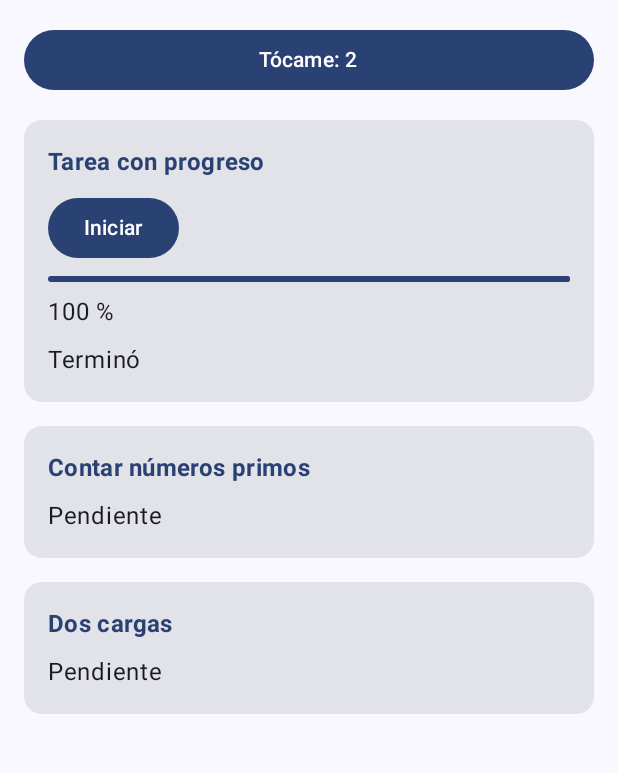
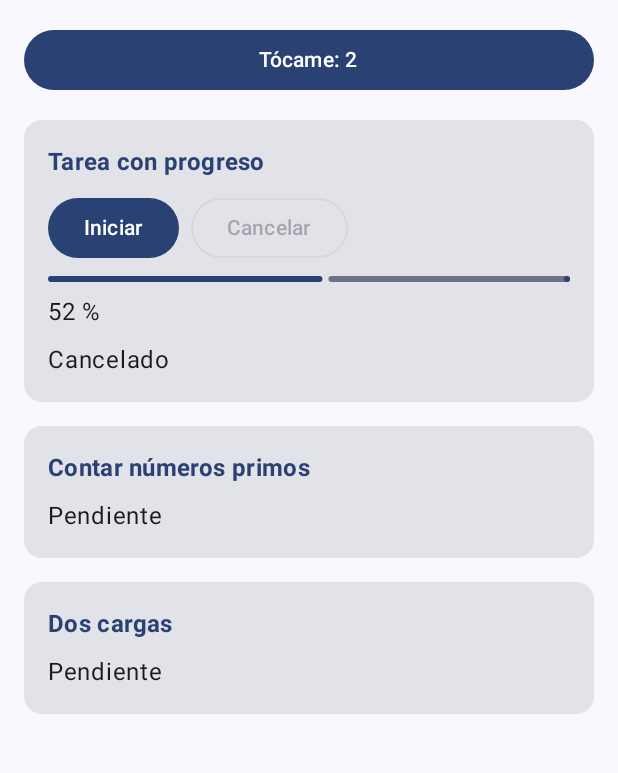
Before and after one commit to ydortizs-prog/CentroTareas, an Android app built with Jetpack Compose: the screen it shows after launch (MainActivity), after a tap on an icon or button, on a phone screen of 412 x 824 dp, the part 96-869 px from its top. Run offline under Robolectric (Android 15) with nearby library versions, the phone set to English and light mode, and no system bars; 3 other taps on this screen came first.

Commit message:
feat(cancelar): permite cancelar la tarea con Job

```diff
--- a/app/src/main/java/com/ortiz/centrotareas/ui/PantallaTareas.kt
+++ b/app/src/main/java/com/ortiz/centrotareas/ui/PantallaTareas.kt
@@ -1,6 +1,7 @@
 package com.ortiz.centrotareas.ui
 
 import androidx.compose.foundation.layout.Arrangement
+import androidx.compose.foundation.layout.Row
 import androidx.compose.foundation.layout.Column
 import androidx.compose.foundation.layout.ColumnScope
 import androidx.compose.foundation.layout.fillMaxSize
@@ -12,6 +13,7 @@ import androidx.compose.material3.Button
 import androidx.compose.material3.Card
 import androidx.compose.material3.ExperimentalMaterial3Api
 import androidx.compose.material3.LinearProgressIndicator
+import androidx.compose.material3.OutlinedButton
 import androidx.compose.material3.MaterialTheme
 import androidx.compose.material3.Scaffold
 import androidx.compose.material3.Text
@@ -33,6 +35,7 @@ import com.ortiz.centrotareas.viewmodel.TareasViewModel
 fun PantallaTareas(vm: TareasViewModel) {
     val mensaje by vm.mensaje.collectAsState()
     val progreso by vm.progreso.collectAsState()
+    val corriendo by vm.corriendo.collectAsState()
     // Contador de toques: la "prueba de vida" de la pantalla
     var toques by rememberSaveable { mutableIntStateOf(0) }
 
@@ -65,8 +68,20 @@ fun PantallaTareas(vm: TareasViewModel) {
 
             Tarjeta("Tarea con progreso") {
                 // Paso 2 y 3: la tarea larga ya no bloquea el hilo principal
-                Button(onClick = { vm.tareaLarga() }) {
-                    Text("Iniciar")
+                // Paso 4: Iniciar deshabilitado mientras corre; Cancelar solo mientras corre
+                Row(horizontalArrangement = Arrangement.spacedBy(8.dp)) {
+                    Button(
+                        onClick = { vm.tareaLarga() },
+                        enabled = !corriendo
+                    ) {
+                        Text("Iniciar")
+                    }
+                    OutlinedButton(
+                        onClick = { vm.cancelar() },
+                        enabled = corriendo
+                    ) {
+                        Text("Cancelar")
+                    }
                 }
                 // Paso 3: barra de progreso y porcentaje debajo
                 LinearProgressIndicator(
@@ -74,7 +89,6 @@ fun PantallaTareas(vm: TareasViewModel) {
                     modifier = Modifier.fillMaxWidth()
                 )
                 Text("${(progreso * 100).toInt()} %")
-                // TODO Paso 4: botones Iniciar / Cancelar
                 Text(mensaje)
             }
 
--- a/app/src/main/java/com/ortiz/centrotareas/viewmodel/TareasViewModel.kt
+++ b/app/src/main/java/com/ortiz/centrotareas/viewmodel/TareasViewModel.kt
@@ -7,6 +7,7 @@ import com.ortiz.centrotareas.data.TareasRepository
 import com.ortiz.centrotareas.model.CargaUi
 import com.ortiz.centrotareas.model.PrimosUi
 import kotlinx.coroutines.Dispatchers
+import kotlinx.coroutines.Job
 import kotlinx.coroutines.delay
 import kotlinx.coroutines.flow.MutableStateFlow
 import kotlinx.coroutines.flow.StateFlow
@@ -26,24 +27,43 @@ class TareasViewModel(private val repo: TareasRepository) : ViewModel() {
 
     // Paso 2: reemplaza a tareaLargaMala(). La espera va en segundo plano con una corrutina
     // Paso 3: 100 vueltas de 40 ms (≈ 4 s) actualizando el progreso
+    // Paso 4: el Job de la tarea para poder cancelarla
+    private var trabajo: Job? = null
+
+    // Paso 4: true mientras la tarea trabaja
+    private val _corriendo = MutableStateFlow(false)
+    val corriendo: StateFlow<Boolean> = _corriendo.asStateFlow()
+
     fun tareaLarga() {
-        viewModelScope.launch {
+        // Paso 4: si ya está corriendo, no se lanza otra
+        if (_corriendo.value) return
+        trabajo = viewModelScope.launch {
+            _corriendo.value = true
+            try {
                 _progreso.value = 0f
                 _mensaje.value = "Trabajando..."
                 Log.d("HILO", "Antes: ${Thread.currentThread().name}")
                 withContext(Dispatchers.Default) {
                     Log.d("HILO", "Dentro: ${Thread.currentThread().name}")
                     for (i in 1..100) {
-                    delay(40)
+                        delay(40) // delay ya revisa la cancelación
                         _progreso.value = i / 100f
                     }
                 }
                 Log.d("HILO", "Despues: ${Thread.currentThread().name}")
                 _mensaje.value = "Terminó"
+            } finally {
+                // Termine bien o cancelada, deja de estar corriendo
+                _corriendo.value = false
+            }
         }
     }
 
-    // TODO Paso 4: trabajo (Job), corriendo y cancelar()
+    // Paso 4: cancela el Job; la barra se queda donde estaba
+    fun cancelar() {
+        trabajo?.cancel()
+        _mensaje.value = "Cancelado"
+    }
 
     // ----- Contar primos (paso 5)
     private val _primos = MutableStateFlow<PrimosUi>(PrimosUi.Inicial)
```
Lines whose indentation alone changed are shown as unchanged.
